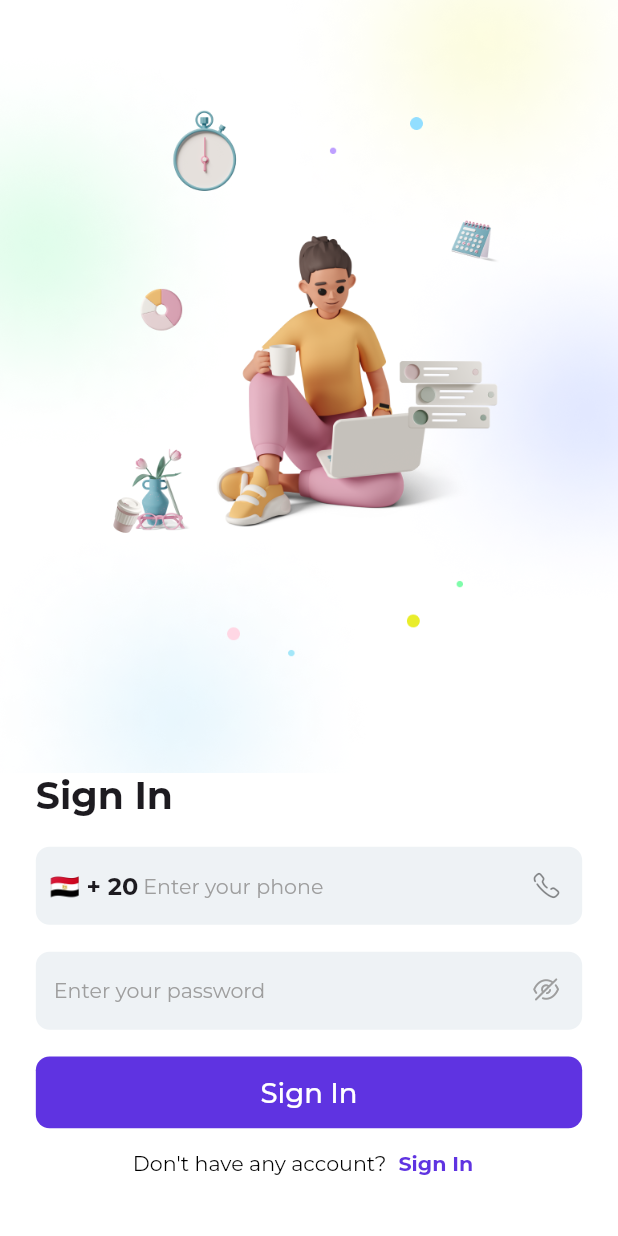
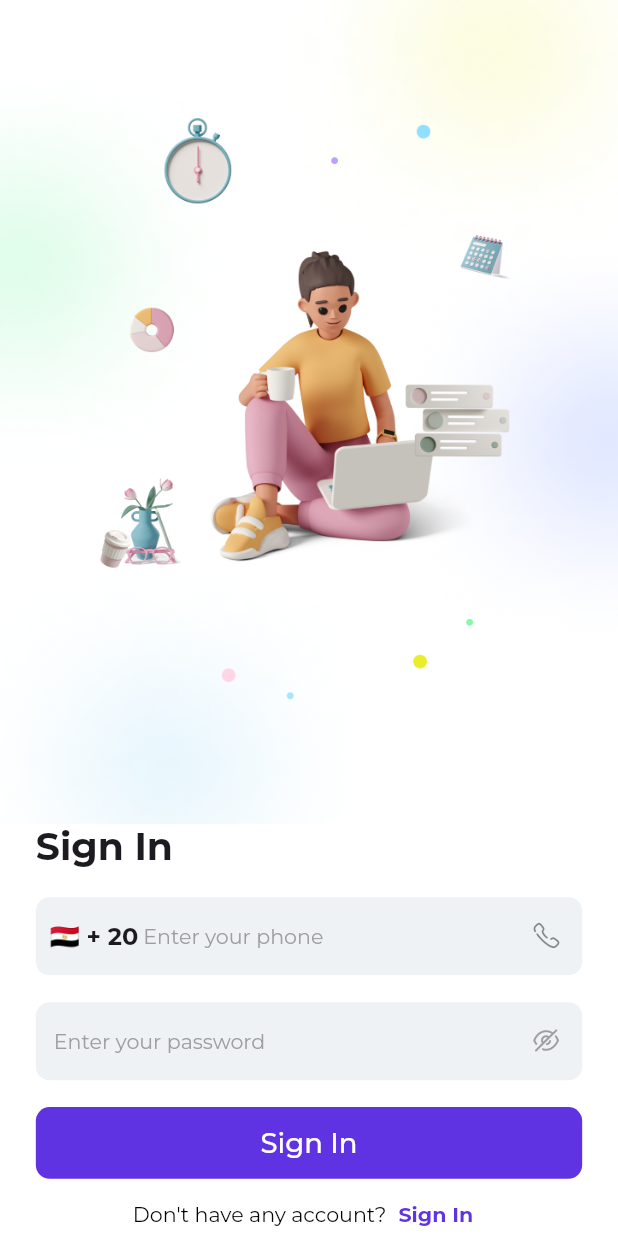
Before and after one commit to HossamShafeek/Tasky-App, a Flutter app: the screen it shows after launch, after a tap on "Let’s Start", on a phone screen of 412 x 824 dp. Run offline on Flutter 3.47's test engine with Material 3 defaults, Android fonts, the phone set to English and light mode, and no system bars; drawn by our look-alikes of modal_progress_hud_nsn; our stand-ins replace cached_network_image, country_picker, dartz, dio, dotted_border, flutter_bloc and 11 more; missing offline and left inert: qr_code_scanner_plus; accounts and stored records are empty.

Commit message:
update auth views

```diff
--- a/lib/features/authentication/presentation/views/login_view.dart
+++ b/lib/features/authentication/presentation/views/login_view.dart
@@ -9,7 +9,6 @@ class LoginView extends StatelessWidget {
   @override
   Widget build(BuildContext context) {
     return const Scaffold(
-      resizeToAvoidBottomInset: false,
       body: AnnotatedRegion(
         value: AppConstants.systemUiOverlayStyleDark,
         child: LoginViewBody(),
--- a/lib/features/authentication/presentation/views/register_view.dart
+++ b/lib/features/authentication/presentation/views/register_view.dart
@@ -8,7 +8,6 @@ class RegisterView extends StatelessWidget {
   @override
   Widget build(BuildContext context) {
     return const Scaffold(
-      resizeToAvoidBottomInset: false,
       body: AnnotatedRegion(
         value: AppConstants.systemUiOverlayStyleDark,
         child: RegisterViewBody(),
--- a/lib/features/authentication/presentation/views/widgets/login_view_body.dart
+++ b/lib/features/authentication/presentation/views/widgets/login_view_body.dart
@@ -47,8 +47,12 @@ class LoginViewBody extends StatelessWidget {
               key: LoginCubit.get(context).formKey,
               child: Column(
                 children: [
-                  const BackgroundImage(),
-                  Padding(
+                  const BackgroundImage(flex: 2,),
+                  Expanded(
+                    child: SingleChildScrollView(
+
+                     physics: const BouncingScrollPhysics(),
+                      child: Padding(
                         padding: EdgeInsets.symmetric(
                             horizontal: AppConstants.defaultPadding),
                         child: Column(
@@ -76,6 +80,8 @@ class LoginViewBody extends StatelessWidget {
                           ],
                         ),
                       ),
+                    ),
+                  ),
                 ],
               ),
             ),
```
Lines whose indentation alone changed are shown as unchanged.
